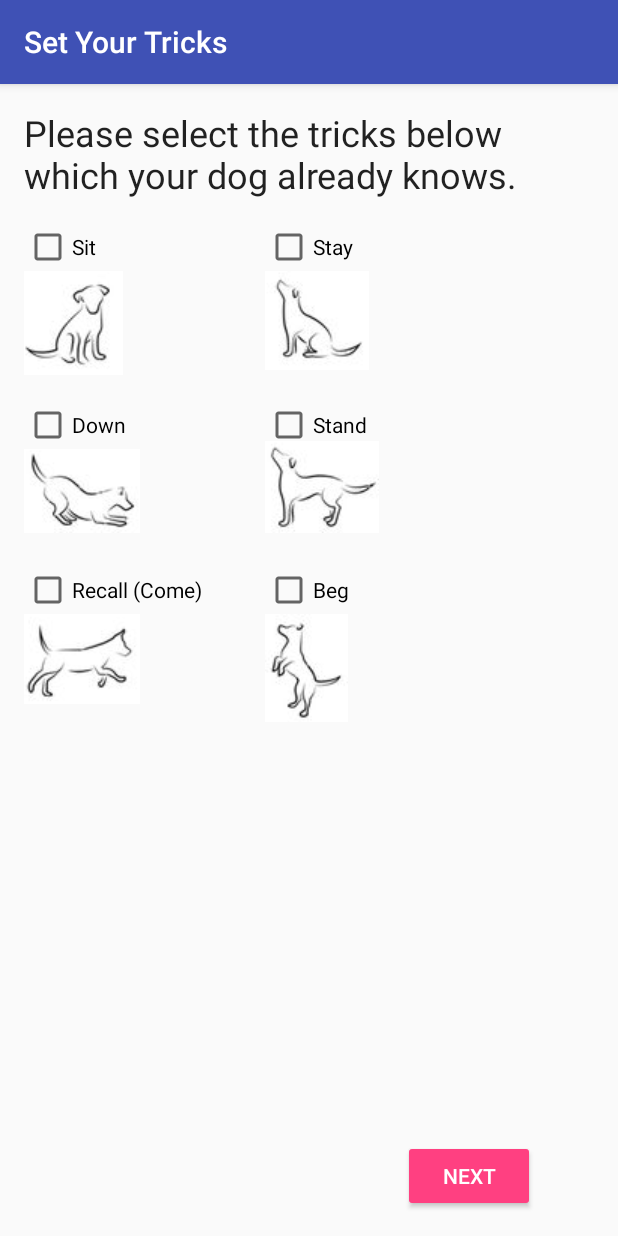
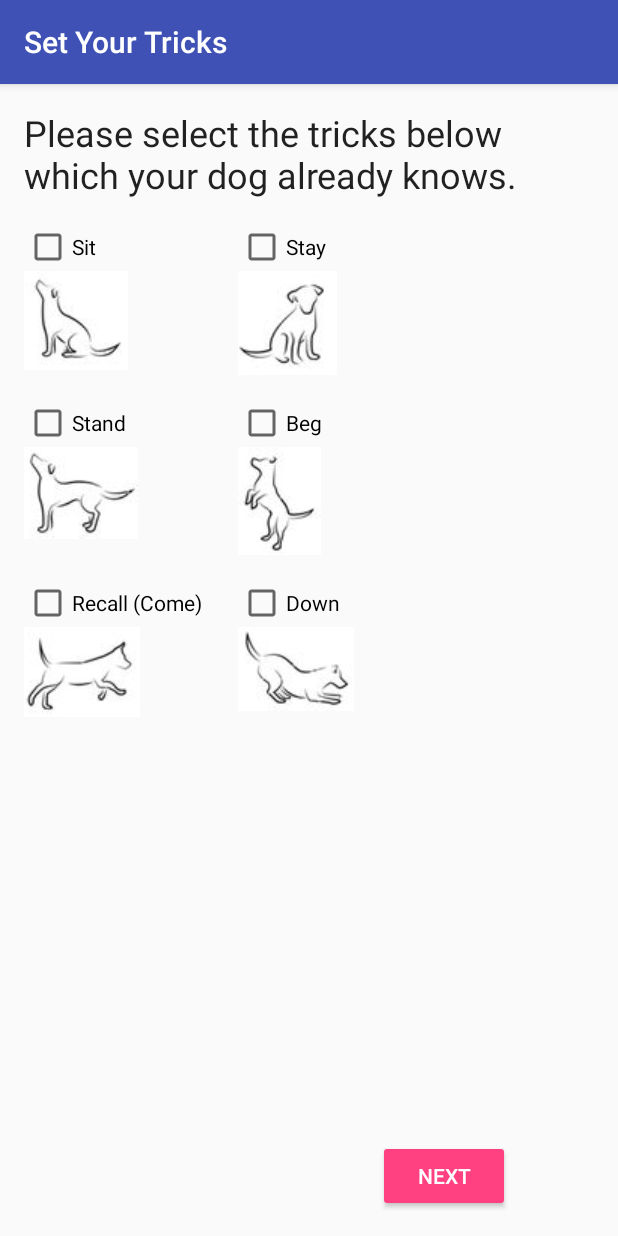
Before and after one commit to SarahFitz/cs683, an Android app: the TrickSelectionActivity screen opened directly, with no data from a screen before it, on a phone screen of 412 x 824 dp. Run offline under Robolectric (Android 15) with nearby library versions, the phone set to English and light mode, and no system bars.

Commit message:
Modify trick selection page to utilize a gridlayout

```diff
--- a/app/src/main/res/layout-land/content_trick_selection.xml
+++ b/app/src/main/res/layout-land/content_trick_selection.xml
@@ -27,7 +27,20 @@
         android:layout_alignParentTop="true"
         android:layout_alignParentLeft="true"
         android:layout_alignParentStart="true"
-        style="@style/TextAppearance.AppCompat.Headline" />
+        style="@style/TextAppearance.AppCompat.Medium" />
+
+    <GridLayout
+        android:layout_width="wrap_content"
+        android:layout_height="wrap_content"
+        android:columnCount="9"
+        android:rowCount="4"
+        android:id="@+id/trickSelectionGridLayout"
+        android:columnOrderPreserved="false"
+        android:layout_alignParentBottom="false"
+        android:layout_below="@+id/textView"
+        android:layout_toLeftOf="@+id/submitTricks"
+        android:layout_alignParentLeft="true"
+        android:layout_alignParentStart="true">
 
         <CheckBox
             android:layout_width="wrap_content"
@@ -36,9 +49,33 @@
             android:id="@+id/sitCheckBox"
             android:layout_marginTop="16dp"
             android:checked="false"
-        android:layout_alignParentLeft="true"
-        android:layout_alignParentStart="true"
-        android:layout_below="@+id/textView" />
+            android:layout_row="0"
+            android:layout_column="0"
+            android:layout_marginRight="24dp"
+            android:layout_marginEnd="24dp"/>
+
+        <ImageView
+            android:layout_width="wrap_content"
+            android:layout_height="wrap_content"
+            android:id="@+id/imageView5"
+            android:src="@drawable/recall"
+            android:contentDescription="@string/recall"
+            android:layout_row="1"
+            android:layout_column="1"
+            android:layout_marginRight="24dp"
+            android:layout_marginEnd="24dp" />
+
+        <CheckBox
+            android:layout_width="wrap_content"
+            android:layout_height="wrap_content"
+            android:text="@string/stand"
+            android:id="@+id/standCheckBox"
+            android:checked="false"
+            android:layout_row="2"
+            android:layout_column="0"
+            android:layout_marginTop="16dp"
+            android:layout_marginRight="24dp"
+            android:layout_marginEnd="24dp" />
 
         <CheckBox
             android:layout_width="wrap_content"
@@ -46,11 +83,11 @@
             android:text="@string/stay"
             android:id="@+id/stayCheckBox"
             android:checked="false"
-        android:layout_marginLeft="116dp"
-        android:layout_marginStart="116dp"
-        android:layout_above="@+id/imageView"
-        android:layout_toRightOf="@+id/imageView3"
-        android:layout_toEndOf="@+id/imageView3" />
+            android:layout_column="1"
+            android:layout_row="2"
+            android:layout_marginTop="16dp"
+            android:layout_marginRight="24dp"
+            android:layout_marginEnd="24dp"/>
 
         <CheckBox
             android:layout_width="wrap_content"
@@ -58,22 +95,22 @@
             android:text="@string/down"
             android:id="@+id/downCheckBox"
             android:checked="false"
-        android:layout_marginTop="17dp"
-        android:layout_below="@+id/imageView"
-        android:layout_alignParentLeft="true"
-        android:layout_alignParentStart="true" />
+            android:layout_marginTop="16dp"
+            android:layout_row="2"
+            android:layout_column="2"
+            android:layout_marginRight="24dp"
+            android:layout_marginEnd="24dp"/>
 
-    <CheckBox
+        <ImageView
             android:layout_width="wrap_content"
             android:layout_height="wrap_content"
-        android:text="@string/stand"
-        android:id="@+id/standCheckBox"
-        android:checked="false"
-        android:layout_marginLeft="81dp"
-        android:layout_marginStart="81dp"
-        android:layout_alignTop="@+id/stayCheckBox"
-        android:layout_toRightOf="@+id/comeCheckBox"
-        android:layout_toEndOf="@+id/comeCheckBox" />
+            android:id="@+id/imageView4"
+            android:src="@drawable/stand"
+            android:contentDescription="@string/stand"
+            android:layout_row="3"
+            android:layout_column="0"
+            android:layout_marginRight="24dp"
+            android:layout_marginEnd="24dp" />
 
         <CheckBox
             android:layout_width="wrap_content"
@@ -81,9 +118,11 @@
             android:text="@string/recall"
             android:id="@+id/comeCheckBox"
             android:checked="false"
-        android:layout_above="@+id/imageView3"
-        android:layout_alignLeft="@+id/imageView2"
-        android:layout_alignStart="@+id/imageView2" />
+            android:layout_marginTop="16dp"
+            android:layout_row="0"
+            android:layout_column="1"
+            android:layout_marginRight="24dp"
+            android:layout_marginEnd="24dp" />
 
         <CheckBox
             android:layout_width="wrap_content"
@@ -91,9 +130,57 @@
             android:text="@string/beg"
             android:id="@+id/begCheckBox"
             android:checked="false"
-        android:layout_alignTop="@+id/comeCheckBox"
-        android:layout_alignLeft="@+id/imageView4"
-        android:layout_alignStart="@+id/imageView4" />
+            android:layout_row="0"
+            android:layout_column="2"
+            android:layout_marginTop="16dp"
+            android:layout_marginRight="24dp"
+            android:layout_marginEnd="24dp"/>
+
+        <ImageView
+            android:layout_width="wrap_content"
+            android:layout_height="wrap_content"
+            android:id="@+id/imageView2"
+            android:src="@drawable/stay"
+            android:contentDescription="@string/stay"
+            android:layout_column="0"
+            android:layout_row="1"
+            android:layout_marginRight="24dp"
+            android:layout_marginEnd="24dp" />
+
+        <ImageView
+            android:layout_width="wrap_content"
+            android:layout_height="wrap_content"
+            android:id="@+id/imageView"
+            android:src="@drawable/sit"
+            android:contentDescription="@string/sit"
+            android:layout_row="3"
+            android:layout_column="1"
+            android:layout_marginRight="24dp"
+            android:layout_marginEnd="24dp"/>
+
+        <ImageView
+            android:layout_width="wrap_content"
+            android:layout_height="wrap_content"
+            android:id="@+id/imageView6"
+            android:src="@drawable/beg"
+            android:contentDescription="@string/beg"
+            android:layout_row="1"
+            android:layout_column="2"
+            android:layout_marginRight="24dp"
+            android:layout_marginEnd="24dp"/>
+
+        <ImageView
+            android:layout_width="wrap_content"
+            android:layout_height="wrap_content"
+            android:id="@+id/imageView3"
+            android:src="@drawable/down"
+            android:contentDescription="@string/down"
+            android:layout_row="3"
+            android:layout_column="2"
+            android:layout_marginRight="24dp"
+            android:layout_marginEnd="24dp"/>
+
+    </GridLayout>
 
     <Button
         android:layout_width="wrap_content"
@@ -102,67 +189,8 @@
         android:id="@+id/submitTricks"
         android:onClick=""
         style="@style/Base.Widget.AppCompat.Button.Colored"
-        android:layout_alignParentBottom="true"
-        android:layout_alignEnd="@+id/textView" />
-
-    <ImageView
-        android:layout_width="wrap_content"
-        android:layout_height="wrap_content"
-        android:id="@+id/imageView"
-        android:src="@drawable/sit"
-        android:layout_below="@+id/sitCheckBox"
-        android:layout_alignLeft="@+id/imageView3"
-        android:layout_alignStart="@+id/imageView3"
-        android:contentDescription="@string/sit" />
-
-    <ImageView
-        android:layout_width="wrap_content"
-        android:layout_height="wrap_content"
-        android:id="@+id/imageView2"
-        android:src="@drawable/stay"
-        android:contentDescription="@string/stay"
-        android:layout_alignBottom="@+id/imageView4"
-        android:layout_alignLeft="@+id/stayCheckBox"
-        android:layout_alignStart="@+id/stayCheckBox" />
-
-    <ImageView
-        android:layout_width="wrap_content"
-        android:layout_height="wrap_content"
-        android:id="@+id/imageView3"
-        android:src="@drawable/down"
-        android:layout_below="@+id/downCheckBox"
-        android:layout_alignParentLeft="true"
-        android:layout_alignParentStart="true"
-        android:contentDescription="@string/down" />
-
-    <ImageView
-        android:layout_width="wrap_content"
-        android:layout_height="wrap_content"
-        android:id="@+id/imageView4"
-        android:src="@drawable/stand"
-        android:contentDescription="@string/stand"
-        android:layout_below="@+id/standCheckBox"
-        android:layout_alignLeft="@+id/standCheckBox"
-        android:layout_alignStart="@+id/standCheckBox" />
-
-    <ImageView
-        android:layout_width="wrap_content"
-        android:layout_height="wrap_content"
-        android:id="@+id/imageView5"
-        android:src="@drawable/recall"
-        android:contentDescription="@string/recall"
-        android:layout_below="@+id/comeCheckBox"
-        android:layout_alignLeft="@+id/comeCheckBox"
-        android:layout_alignStart="@+id/comeCheckBox" />
-
-    <ImageView
-        android:layout_width="wrap_content"
-        android:layout_height="wrap_content"
-        android:id="@+id/imageView6"
-        android:src="@drawable/beg"
-        android:contentDescription="@string/beg"
-        android:layout_alignTop="@+id/imageView5"
-        android:layout_alignLeft="@+id/begCheckBox"
-        android:layout_alignStart="@+id/begCheckBox" />
+        android:layout_alignBottom="@+id/trickSelectionGridLayout"
+        android:layout_alignParentRight="true"
+        android:layout_alignParentEnd="true" />
 
 </RelativeLayout>
--- a/app/src/main/res/layout/content_trick_selection.xml
+++ b/app/src/main/res/layout/content_trick_selection.xml
@@ -29,6 +29,17 @@
         android:layout_alignParentStart="true"
         style="@style/TextAppearance.AppCompat.Headline" />
 
+    <GridLayout
+        android:layout_width="wrap_content"
+        android:layout_height="wrap_content"
+        android:columnCount="2"
+        android:rowCount="6"
+        android:id="@+id/trickSelectionGridLayout"
+        android:layout_below="@+id/textView"
+        android:layout_alignParentLeft="true"
+        android:layout_alignParentStart="true"
+        android:columnOrderPreserved="false">
+
         <CheckBox
             android:layout_width="wrap_content"
             android:layout_height="wrap_content"
@@ -36,9 +47,52 @@
             android:id="@+id/sitCheckBox"
             android:layout_marginTop="16dp"
             android:checked="false"
-        android:layout_alignParentLeft="true"
-        android:layout_alignParentStart="true"
-        android:layout_below="@+id/textView" />
+            android:layout_row="0"
+            android:layout_column="0"
+            android:layout_marginRight="24dp"
+            android:layout_marginEnd="24dp"/>
+
+        <ImageView
+            android:layout_width="wrap_content"
+            android:layout_height="wrap_content"
+            android:id="@+id/imageView"
+            android:src="@drawable/sit"
+            android:contentDescription="@string/sit"
+            android:layout_row="1"
+            android:layout_column="1" />
+
+        <CheckBox
+            android:layout_width="wrap_content"
+            android:layout_height="wrap_content"
+            android:text="@string/stand"
+            android:id="@+id/standCheckBox"
+            android:checked="false"
+            android:layout_row="2"
+            android:layout_column="0"
+            android:layout_marginTop="16dp"
+            android:layout_marginRight="24dp"
+            android:layout_marginEnd="24dp" />
+
+        <CheckBox
+            android:layout_width="wrap_content"
+            android:layout_height="wrap_content"
+            android:text="@string/beg"
+            android:id="@+id/begCheckBox"
+            android:checked="false"
+            android:layout_row="2"
+            android:layout_column="1"
+            android:layout_marginTop="16dp" />
+
+        <ImageView
+            android:layout_width="wrap_content"
+            android:layout_height="wrap_content"
+            android:id="@+id/imageView4"
+            android:src="@drawable/stand"
+            android:contentDescription="@string/stand"
+            android:layout_row="3"
+            android:layout_column="0"
+            android:layout_marginRight="24dp"
+            android:layout_marginEnd="24dp" />
 
         <CheckBox
             android:layout_width="wrap_content"
@@ -46,8 +100,41 @@
             android:text="@string/stay"
             android:id="@+id/stayCheckBox"
             android:checked="false"
-        android:layout_above="@+id/imageView"
-        android:layout_centerHorizontal="true" />
+            android:layout_column="1"
+            android:layout_row="0"
+            android:layout_marginTop="16dp" />
+
+        <ImageView
+            android:layout_width="wrap_content"
+            android:layout_height="wrap_content"
+            android:id="@+id/imageView2"
+            android:src="@drawable/stay"
+            android:contentDescription="@string/stay"
+            android:layout_column="0"
+            android:layout_row="1"
+            android:layout_marginRight="24dp"
+            android:layout_marginEnd="24dp" />
+
+        <ImageView
+            android:layout_width="wrap_content"
+            android:layout_height="wrap_content"
+            android:id="@+id/imageView6"
+            android:src="@drawable/beg"
+            android:contentDescription="@string/beg"
+            android:layout_row="3"
+            android:layout_column="1" />
+
+        <CheckBox
+            android:layout_width="wrap_content"
+            android:layout_height="wrap_content"
+            android:text="@string/recall"
+            android:id="@+id/comeCheckBox"
+            android:checked="false"
+            android:layout_marginTop="16dp"
+            android:layout_row="4"
+            android:layout_column="0"
+            android:layout_marginRight="24dp"
+            android:layout_marginEnd="24dp" />
 
         <CheckBox
             android:layout_width="wrap_content"
@@ -55,41 +142,31 @@
             android:text="@string/down"
             android:id="@+id/downCheckBox"
             android:checked="false"
-        android:layout_marginTop="17dp"
-        android:layout_below="@+id/imageView"
-        android:layout_alignParentLeft="true"
-        android:layout_alignParentStart="true" />
+            android:layout_marginTop="16dp"
+            android:layout_row="4"
+            android:layout_column="1" />
 
-    <CheckBox
+        <ImageView
             android:layout_width="wrap_content"
             android:layout_height="wrap_content"
-        android:text="@string/stand"
-        android:id="@+id/standCheckBox"
-        android:checked="false"
-        android:layout_alignTop="@+id/downCheckBox"
-        android:layout_alignLeft="@+id/stayCheckBox"
-        android:layout_alignStart="@+id/stayCheckBox" />
+            android:id="@+id/imageView5"
+            android:src="@drawable/recall"
+            android:contentDescription="@string/recall"
+            android:layout_row="5"
+            android:layout_column="0"
+            android:layout_marginRight="24dp"
+            android:layout_marginEnd="24dp" />
 
-    <CheckBox
+        <ImageView
             android:layout_width="wrap_content"
             android:layout_height="wrap_content"
-        android:text="@string/recall"
-        android:id="@+id/comeCheckBox"
-        android:checked="false"
-        android:layout_below="@+id/imageView4"
-        android:layout_alignParentLeft="true"
-        android:layout_alignParentStart="true"
-        android:layout_marginTop="22dp" />
+            android:id="@+id/imageView3"
+            android:src="@drawable/down"
+            android:contentDescription="@string/down"
+            android:layout_row="5"
+            android:layout_column="1" />
 
-    <CheckBox
-        android:layout_width="wrap_content"
-        android:layout_height="wrap_content"
-        android:text="@string/beg"
-        android:id="@+id/begCheckBox"
-        android:checked="false"
-        android:layout_alignTop="@+id/comeCheckBox"
-        android:layout_alignLeft="@+id/imageView4"
-        android:layout_alignStart="@+id/imageView4" />
+    </GridLayout>
 
     <Button
         android:layout_width="wrap_content"
@@ -98,70 +175,10 @@
         android:id="@+id/submitTricks"
         android:onClick=""
         android:layout_alignParentBottom="true"
-        android:layout_toRightOf="@+id/imageView4"
-        android:layout_toEndOf="@+id/imageView4"
+        android:layout_toRightOf="@+id/trickSelectionGridLayout"
+        android:layout_toEndOf="@+id/trickSelectionGridLayout"
         android:layout_marginLeft="16dp"
         android:layout_marginStart="16dp"
         style="@style/Base.Widget.AppCompat.Button.Colored" />
 
-    <ImageView
-        android:layout_width="wrap_content"
-        android:layout_height="wrap_content"
-        android:id="@+id/imageView"
-        android:src="@drawable/sit"
-        android:layout_below="@+id/sitCheckBox"
-        android:layout_alignLeft="@+id/imageView3"
-        android:layout_alignStart="@+id/imageView3"
-        android:contentDescription="@string/sit" />
-
-    <ImageView
-        android:layout_width="wrap_content"
-        android:layout_height="wrap_content"
-        android:id="@+id/imageView2"
-        android:src="@drawable/stay"
-        android:layout_below="@+id/stayCheckBox"
-        android:layout_alignLeft="@+id/stayCheckBox"
-        android:layout_alignStart="@+id/stayCheckBox"
-        android:contentDescription="@string/stay" />
-
-    <ImageView
-        android:layout_width="wrap_content"
-        android:layout_height="wrap_content"
-        android:id="@+id/imageView3"
-        android:src="@drawable/down"
-        android:layout_below="@+id/downCheckBox"
-        android:layout_alignParentLeft="true"
-        android:layout_alignParentStart="true"
-        android:contentDescription="@string/down" />
-
-    <ImageView
-        android:layout_width="wrap_content"
-        android:layout_height="wrap_content"
-        android:id="@+id/imageView4"
-        android:src="@drawable/stand"
-        android:contentDescription="@string/stand"
-        android:layout_alignBottom="@+id/imageView3"
-        android:layout_alignLeft="@+id/standCheckBox"
-        android:layout_alignStart="@+id/standCheckBox" />
-
-    <ImageView
-        android:layout_width="wrap_content"
-        android:layout_height="wrap_content"
-        android:id="@+id/imageView5"
-        android:src="@drawable/recall"
-        android:layout_below="@+id/comeCheckBox"
-        android:layout_alignParentLeft="true"
-        android:layout_alignParentStart="true"
-        android:contentDescription="@string/recall" />
-
-    <ImageView
-        android:layout_width="wrap_content"
-        android:layout_height="wrap_content"
-        android:id="@+id/imageView6"
-        android:src="@drawable/beg"
-        android:contentDescription="@string/beg"
-        android:layout_alignTop="@+id/imageView5"
-        android:layout_alignLeft="@+id/begCheckBox"
-        android:layout_alignStart="@+id/begCheckBox" />
-
 </RelativeLayout>
--- a/app/src/main/res/values/strings.xml
+++ b/app/src/main/res/values/strings.xml
@@ -19,4 +19,5 @@
     <string name="trickCounterMessage">Please enter the total number of tricks you would like your dog to perform during the training routine.</string>
     <string name="title_activity_trick_selection">TrickSelectionActivity</string>
     <string name="buttonStartTraining">Start Your Training!</string>
+    <string name="trickSelectionGridLayout">trickSelectionIdLayout</string>
 </resources>
--- a/app/src/main/res/values/styles.xml
+++ b/app/src/main/res/values/styles.xml
@@ -1,7 +1,7 @@
 <resources>
 
     <!-- Base application theme. -->
-    <style name="AppTheme" parent="Theme.AppCompat.Light.DarkActionBar">
+    <style name="AppTheme" parent="Base.Theme.AppCompat.Light.DarkActionBar">
         <!-- Customize your theme here. -->
         <item name="colorPrimary">@color/colorPrimary</item>
         <item name="colorPrimaryDark">@color/colorPrimaryDark</item>
```
Lines whose indentation alone changed are shown as unchanged.
